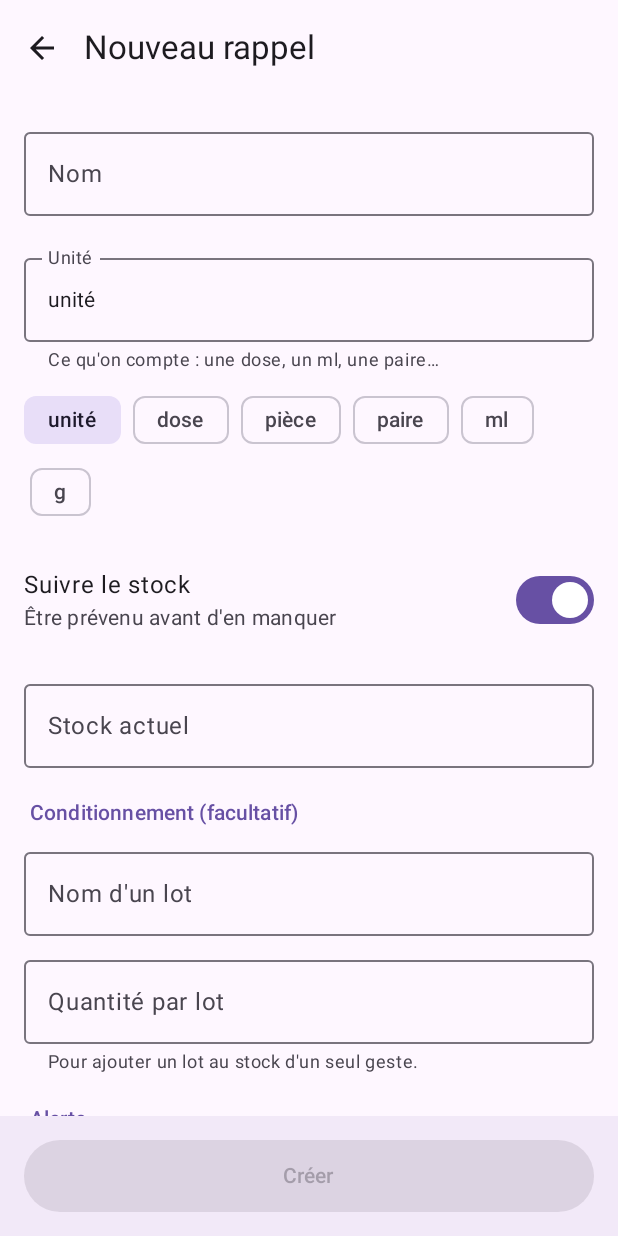
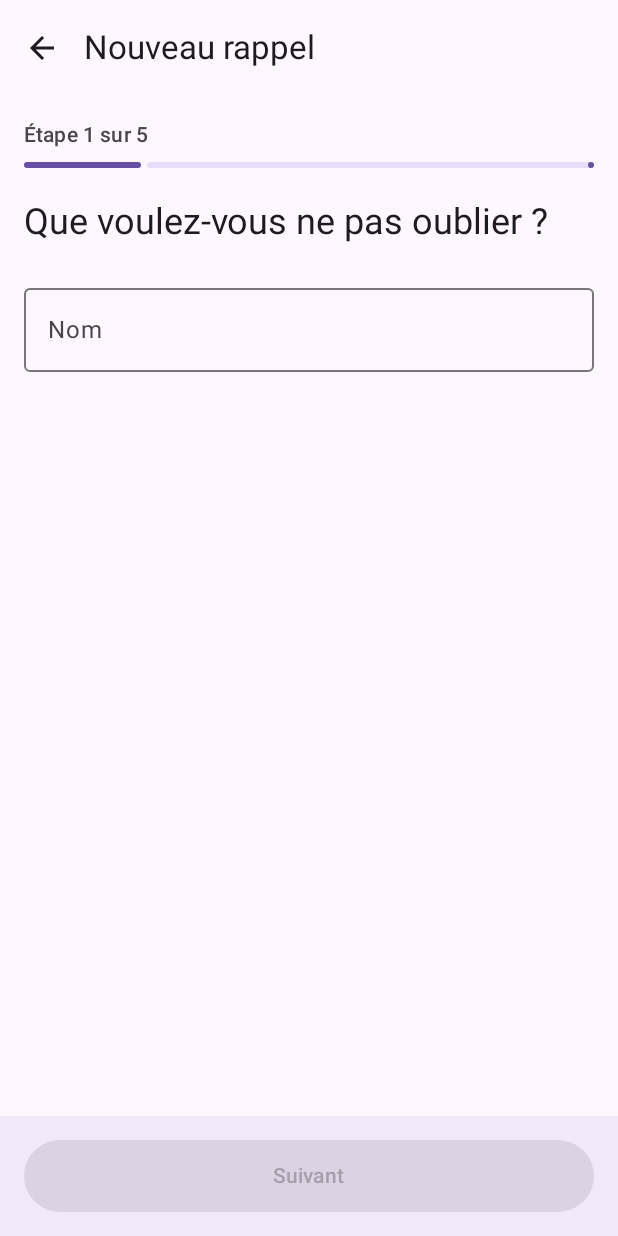
Before and after one commit to ggrandou/medocs, an Android app built with Jetpack Compose: the composable ItemFormScreen called with empty values, on a phone screen of 412 x 824 dp. Run offline under Robolectric (Android 15) with nearby library versions, the phone set to English and light mode, and no system bars.

Commit message:
app: make the new reminder form a step-by-step wizard
- Creation shows one question per screen (name, unit, stock, lots, alert) with a progress bar
- Lots and alert steps are skipped when stock is not tracked
- Back goes to the previous step; editing keeps the single-screen form
- Field groups are separate composables, ready for a scan step

Claude-Session: https://claude.ai/code/session_01W5p6HQNkZdUniB2aC65t8b

```diff
--- a/android/app/src/main/kotlin/net/grandou/rappels/ui/ItemFormScreen.kt
+++ b/android/app/src/main/kotlin/net/grandou/rappels/ui/ItemFormScreen.kt
@@ -1,5 +1,6 @@
 package net.grandou.rappels.ui
 
+import androidx.activity.compose.BackHandler
 import androidx.compose.foundation.clickable
 import androidx.compose.foundation.layout.Arrangement
 import androidx.compose.foundation.layout.Column
@@ -11,7 +12,7 @@ import androidx.compose.foundation.layout.heightIn
 import androidx.compose.foundation.layout.padding
 import androidx.compose.foundation.text.KeyboardOptions
 import androidx.compose.material3.FilterChip
-import androidx.compose.material3.Icon
+import androidx.compose.material3.LinearProgressIndicator
 import androidx.compose.material3.MaterialTheme
 import androidx.compose.material3.OutlinedTextField
 import androidx.compose.material3.Switch
@@ -33,11 +34,20 @@ import net.grandou.rappels.data.Item
 
 private val UNIT_SUGGESTIONS = listOf("unité", "dose", "pièce", "paire", "ml", "g")
 
+/** Steps of the creation wizard, in order. Stock-related steps are skipped when stock is not tracked. */
+private enum class Step(val title: String, val question: String) {
+    NAME("Nom", "Que voulez-vous ne pas oublier ?"),
+    UNIT("Unité", "Qu'est-ce qu'on compte ?"),
+    STOCK("Stock", "Voulez-vous suivre le stock ?"),
+    PACKAGING("Lots", "Comment est-ce conditionné ?"),
+    ALERT("Alerte", "Quand faut-il vous prévenir ?"),
+}
+
 /**
  * Creation or edition of an item. Generic: a name, a unit, and optionally stock tracking.
+ * Creation is a step-by-step wizard (one question per screen); edition shows every field at once.
  * On creation, the current stock is entered here; afterwards it is managed from the detail screen.
  */
-@OptIn(ExperimentalLayoutApi::class)
 @Composable
 fun ItemFormScreen(existing: Item?, onBack: () -> Unit, onSave: (Item, Double?) -> Unit) {
     var name by rememberSaveable { mutableStateOf(existing?.name ?: "") }
@@ -48,26 +58,19 @@ fun ItemFormScreen(existing: Item?, onBack: () -> Unit, onSave: (Item, Double?)
     var perPackage by rememberSaveable { mutableStateOf(existing?.unitsPerPackage?.let(::formatQuantity) ?: "") }
     var thresholdDays by rememberSaveable { mutableStateOf((existing?.thresholdDays ?: 7).toString()) }
     var thresholdUnits by rememberSaveable { mutableStateOf(existing?.thresholdUnits?.let(::formatQuantity) ?: "") }
+    var stepIndex by rememberSaveable { mutableStateOf(0) }
 
     val stockValue = parseDecimal(stock)
     val perPackageValue = parseDecimal(perPackage)
     val daysValue = thresholdDays.trim().toIntOrNull()
     val thresholdUnitsValue = parseDecimal(thresholdUnits)
-    val valid = name.isNotBlank() && unit.isNotBlank() &&
-        (!trackStock || (
-            (stock.isBlank() || stockValue != null) &&
-                (perPackage.isBlank() || perPackageValue != null) &&
-                (thresholdUnits.isBlank() || thresholdUnitsValue != null) &&
-                daysValue != null && daysValue >= 0))
+    val stockOk = stock.isBlank() || stockValue != null
+    val packagingOk = perPackage.isBlank() || perPackageValue != null
+    val alertOk = (thresholdUnits.isBlank() || thresholdUnitsValue != null) && daysValue != null && daysValue >= 0
 
-    FormScaffold(
-        title = if (existing == null) "Nouveau rappel" else "Modifier",
-        onBack = onBack,
-        saveLabel = if (existing == null) "Créer" else "Enregistrer",
-        saveEnabled = valid,
-        onSave = {
+    fun build(): Item {
         val base = existing ?: Item(name = "")
-            val item = base.copy(
+        return base.copy(
             name = name.trim(),
             unit = unit.trim(),
             trackStock = trackStock,
@@ -76,34 +79,15 @@ fun ItemFormScreen(existing: Item?, onBack: () -> Unit, onSave: (Item, Double?)
             thresholdDays = daysValue ?: base.thresholdDays,
             thresholdUnits = thresholdUnitsValue?.takeIf { it > 0 },
         )
-            onSave(item, stockValue)
-        },
-    ) {
-        OutlinedTextField(
-            name, { name = it }, Modifier.fillMaxWidth(), label = { Text("Nom") }, singleLine = true,
-            keyboardOptions = KeyboardOptions(capitalization = KeyboardCapitalization.Sentences),
-        )
-
-        Column(verticalArrangement = Arrangement.spacedBy(8.dp)) {
-            OutlinedTextField(
-                unit, { unit = it }, Modifier.fillMaxWidth(), label = { Text("Unité") }, singleLine = true,
-                supportingText = { Text("Ce qu'on compte : une dose, un ml, une paire…") },
-            )
-            FlowRow(horizontalArrangement = Arrangement.spacedBy(8.dp)) {
-                UNIT_SUGGESTIONS.forEach { s ->
-                    FilterChip(selected = unit.trim() == s, onClick = { unit = s }, label = { Text(s) })
-                }
-            }
     }
 
+    val nameField = @Composable { NameField(name) { name = it } }
+    val unitField = @Composable { UnitField(unit) { unit = it } }
+    val stockFields = @Composable {
         SwitchRow("Suivre le stock", "Être prévenu avant d'en manquer", trackStock) { trackStock = it }
-
-        if (trackStock) {
-            if (existing == null) {
-                NumberField("Stock actuel", stock, { stock = it }, suffix = unit.trim())
+        if (trackStock && existing == null) NumberField("Stock actuel", stock, { stock = it }, suffix = unit.trim())
     }
-            Column(verticalArrangement = Arrangement.spacedBy(8.dp)) {
-                SectionTitle("Conditionnement (facultatif)")
+    val packagingFields = @Composable {
         OutlinedTextField(
             packaging, { packaging = it }, Modifier.fillMaxWidth(), label = { Text("Nom d'un lot") }, singleLine = true,
             placeholder = { Text("boîte, sac, paquet…") },
@@ -111,8 +95,7 @@ fun ItemFormScreen(existing: Item?, onBack: () -> Unit, onSave: (Item, Double?)
         NumberField("Quantité par lot", perPackage, { perPackage = it }, suffix = unit.trim(),
             support = "Pour ajouter un lot au stock d'un seul geste.")
     }
-            Column(verticalArrangement = Arrangement.spacedBy(8.dp)) {
-                SectionTitle("Alerte")
+    val alertFields = @Composable {
         OutlinedTextField(
             thresholdDays, { thresholdDays = it.filter(Char::isDigit) }, Modifier.fillMaxWidth(),
             label = { Text("Prévenir quand il reste moins de") }, singleLine = true, suffix = { Text("jours") },
@@ -121,6 +104,86 @@ fun ItemFormScreen(existing: Item?, onBack: () -> Unit, onSave: (Item, Double?)
         )
         NumberField("Ou, sans rythme, moins de", thresholdUnits, { thresholdUnits = it }, suffix = unit.trim(),
             support = "Facultatif.")
+    }
+
+    if (existing != null) {
+        val valid = name.isNotBlank() && unit.isNotBlank() && (!trackStock || (stockOk && packagingOk && alertOk))
+        FormScaffold(
+            title = "Modifier", onBack = onBack, saveLabel = "Enregistrer", saveEnabled = valid,
+            onSave = { onSave(build(), stockValue) },
+        ) {
+            nameField()
+            unitField()
+            SwitchRow("Suivre le stock", "Être prévenu avant d'en manquer", trackStock) { trackStock = it }
+            if (trackStock) {
+                Column(verticalArrangement = Arrangement.spacedBy(8.dp)) {
+                    SectionTitle("Conditionnement (facultatif)")
+                    packagingFields()
+                }
+                Column(verticalArrangement = Arrangement.spacedBy(8.dp)) {
+                    SectionTitle("Alerte")
+                    alertFields()
+                }
+            }
+        }
+        return
+    }
+
+    // Wizard: the steps actually shown depend on whether the stock is tracked.
+    val steps = if (trackStock) Step.entries else listOf(Step.NAME, Step.UNIT, Step.STOCK)
+    val index = stepIndex.coerceIn(0, steps.lastIndex)
+    val step = steps[index]
+    val last = index == steps.lastIndex
+    val stepValid = when (step) {
+        Step.NAME -> name.isNotBlank()
+        Step.UNIT -> unit.isNotBlank()
+        Step.STOCK -> !trackStock || stockOk
+        Step.PACKAGING -> packagingOk
+        Step.ALERT -> alertOk
+    }
+    val goBack = { if (index > 0) stepIndex = index - 1 else onBack() }
+    BackHandler(onBack = goBack)
+
+    FormScaffold(
+        title = "Nouveau rappel", onBack = goBack,
+        saveLabel = if (last) "Créer" else "Suivant", saveEnabled = stepValid,
+        onSave = { if (last) onSave(build(), stockValue) else stepIndex = index + 1 },
+    ) {
+        Column(verticalArrangement = Arrangement.spacedBy(8.dp)) {
+            Text("Étape ${index + 1} sur ${steps.size}", style = MaterialTheme.typography.labelLarge,
+                color = MaterialTheme.colorScheme.onSurfaceVariant)
+            LinearProgressIndicator(progress = { (index + 1f) / steps.size }, Modifier.fillMaxWidth())
+        }
+        Text(step.question, style = MaterialTheme.typography.headlineSmall)
+        when (step) {
+            Step.NAME -> nameField()
+            Step.UNIT -> unitField()
+            Step.STOCK -> stockFields()
+            Step.PACKAGING -> packagingFields()
+            Step.ALERT -> alertFields()
+        }
+    }
+}
+
+@Composable
+private fun NameField(name: String, onChange: (String) -> Unit) {
+    OutlinedTextField(
+        name, onChange, Modifier.fillMaxWidth(), label = { Text("Nom") }, singleLine = true,
+        keyboardOptions = KeyboardOptions(capitalization = KeyboardCapitalization.Sentences),
+    )
+}
+
+@OptIn(ExperimentalLayoutApi::class)
+@Composable
+private fun UnitField(unit: String, onChange: (String) -> Unit) {
+    Column(verticalArrangement = Arrangement.spacedBy(8.dp)) {
+        OutlinedTextField(
+            unit, onChange, Modifier.fillMaxWidth(), label = { Text("Unité") }, singleLine = true,
+            supportingText = { Text("Ce qu'on compte : une dose, un ml, une paire…") },
+        )
+        FlowRow(horizontalArrangement = Arrangement.spacedBy(8.dp)) {
+            UNIT_SUGGESTIONS.forEach { s ->
+                FilterChip(selected = unit.trim() == s, onClick = { onChange(s) }, label = { Text(s) })
             }
         }
     }
```
Lines whose indentation alone changed are shown as unchanged.
